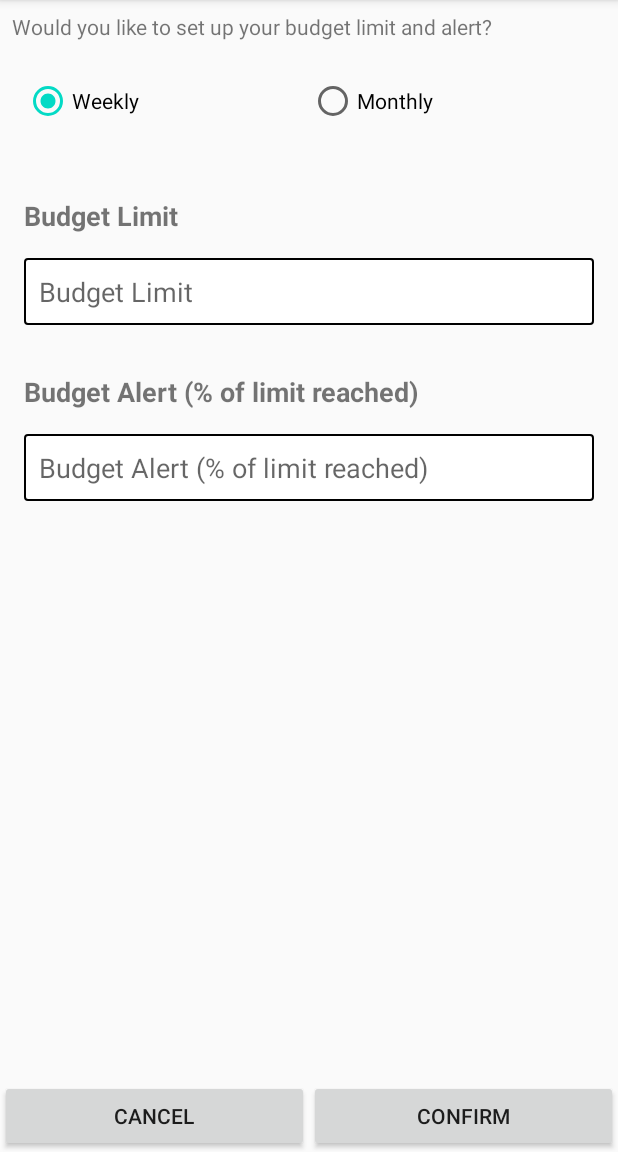
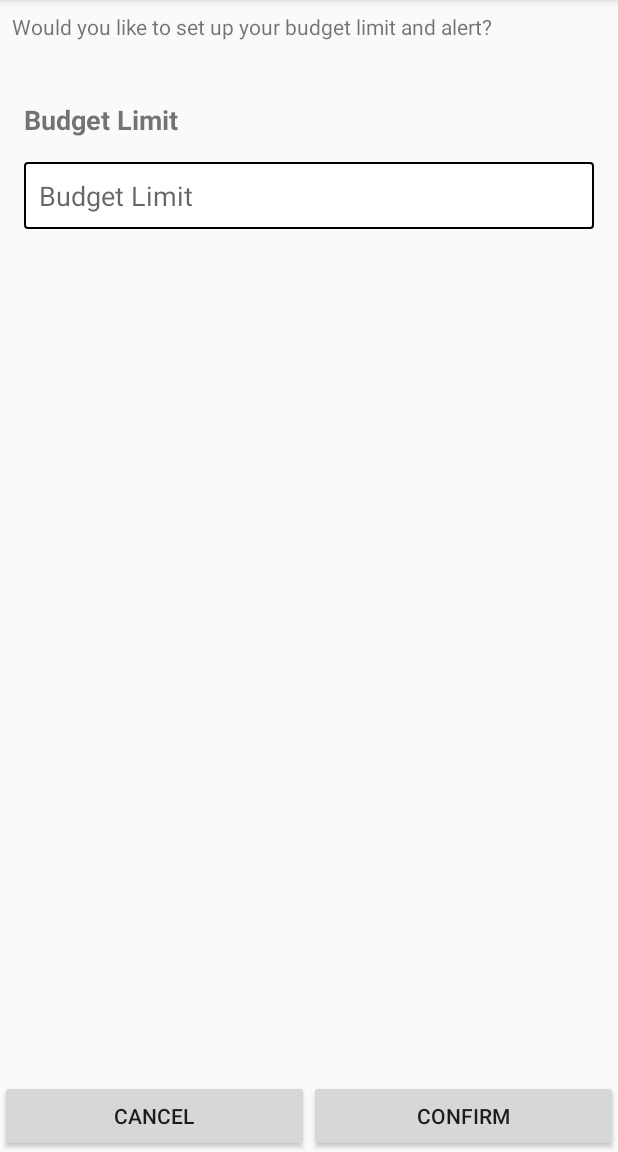
Before and after one commit to csc668-868-hakunamatata/android-finance-app, an Android app: the InitSetupActivity screen opened directly, with no data from a screen before it, on a phone screen of 412 x 824 dp, the part 84-1236 px from its top. Run offline under Robolectric (Android 15) with nearby library versions, the phone set to English and light mode, and no system bars; our stand-ins replace Firebase (no records; nobody signed in at launch, a user with empty details on screens opened directly).

Commit message:
Profile and BudgetAlert
Updated Profile and BudgetAlert

```diff
--- a/app/src/main/java/com/example/financeapp/activities/ProfileActivity.java
+++ b/app/src/main/java/com/example/financeapp/activities/ProfileActivity.java
@@ -36,8 +36,7 @@ public class ProfileActivity extends AppCompatActivity {
         setContentView(R.layout.activity_profile);
         profileName = (TextView) findViewById(R.id.tv_profile_name);
         et_budgetLimit = (EditText) findViewById(R.id.et_profile_budget_limit);
-        et_budgetAlert = (EditText) findViewById(R.id.et_profile_budget_alert);
-        profileRadioGroup = (RadioGroup)findViewById(R.id.RG_initSetUp);
+        profileRadioGroup = (RadioGroup)findViewById(R.id.RG_profile);
         saveProfile = (Button) findViewById(R.id.btn_save);
         mAuth = FirebaseAuth.getInstance();
         try {
@@ -54,6 +53,7 @@ public class ProfileActivity extends AppCompatActivity {
                     }
                 }
             });
+            // hardcoded
             et_budgetLimit.setHint("200.00");
             et_budgetAlert.setHint("70.0");
         } catch (Exception e){
--- a/app/src/main/res/layout/activity_init_setup.xml
+++ b/app/src/main/res/layout/activity_init_setup.xml
@@ -12,26 +12,6 @@
         android:layout_margin="8dp"
         android:layout_marginTop="32dp"
         android:text="@string/initPrompt"/>
-    <RadioGroup
-        android:id="@+id/RG_initSetUp"
-        android:layout_width="match_parent"
-        android:layout_height="wrap_content"
-        android:layout_margin="16dp"
-        android:orientation="horizontal">
-        <RadioButton
-            android:id="@+id/RB_weekly"
-            android:layout_weight="1"
-            android:layout_width="0dp"
-            android:layout_height="match_parent"
-            android:checked="true"
-            android:text="Weekly"/>
-        <RadioButton
-            android:id="@+id/RB_monthly"
-            android:layout_weight="1"
-            android:layout_width="0dp"
-            android:layout_height="match_parent"
-            android:text="Monthly"/>
-    </RadioGroup>
     <TextView
         android:layout_width="match_parent"
         android:layout_height="wrap_content"
@@ -52,31 +32,6 @@
         android:layout_marginEnd="16dp"
         android:layout_marginRight="16dp"
         android:hint="@string/budgetLimit"
-        android:background="@drawable/text_border"
-        android:inputType="numberDecimal"
-        android:textSize="18sp"
-        android:padding="10dp"
-        android:autofillHints="" />
-    <TextView
-        android:layout_width="match_parent"
-        android:layout_height="wrap_content"
-        android:layout_marginStart="16dp"
-        android:layout_marginLeft="16dp"
-        android:layout_marginTop="32dp"
-        android:textAlignment="textStart"
-        android:text="@string/budgetAlert"
-        android:textSize="18sp"
-        android:textStyle="bold" />
-    <EditText
-        android:id="@+id/ET_budgetAlert"
-        android:layout_width="match_parent"
-        android:layout_height="wrap_content"
-        android:layout_marginStart="16dp"
-        android:layout_marginLeft="16dp"
-        android:layout_marginTop="16dp"
-        android:layout_marginEnd="16dp"
-        android:layout_marginRight="16dp"
-        android:hint="@string/budgetAlert"
         android:background="@drawable/text_border"
         android:inputType="numberDecimal"
         android:textSize="18sp"
```
Also changed, not shown: app/src/main/java/com/example/financeapp/activities/InitSetupActivity.java (+6 -27 lines), app/src/main/java/com/example/financeapp/utilities/BudgetAlert.java (+10 -12 lines), app/src/main/res/layout/activity_profile.xml (+6 -29 lines).
